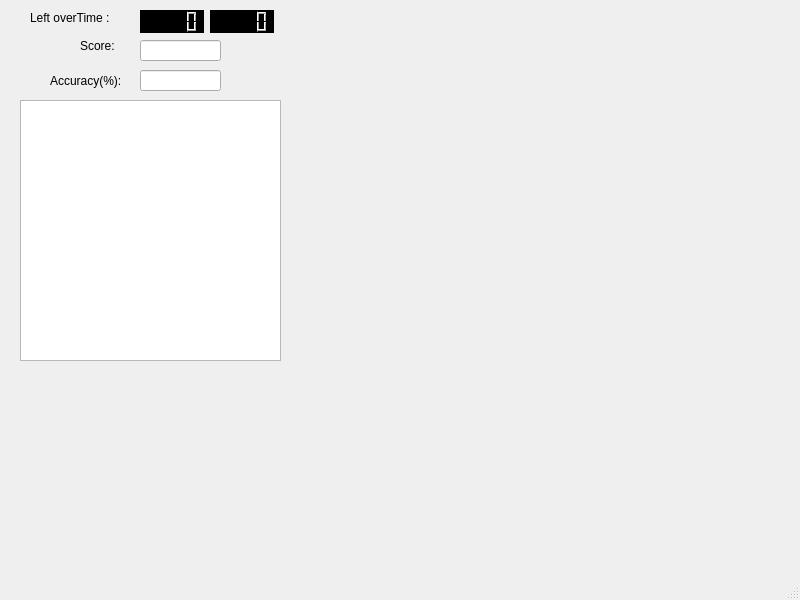
This is Game/gamewindow.ui in Jori-Rintakangas/city-war-game as Qt 5 draws it before an edit. The edited form follows.
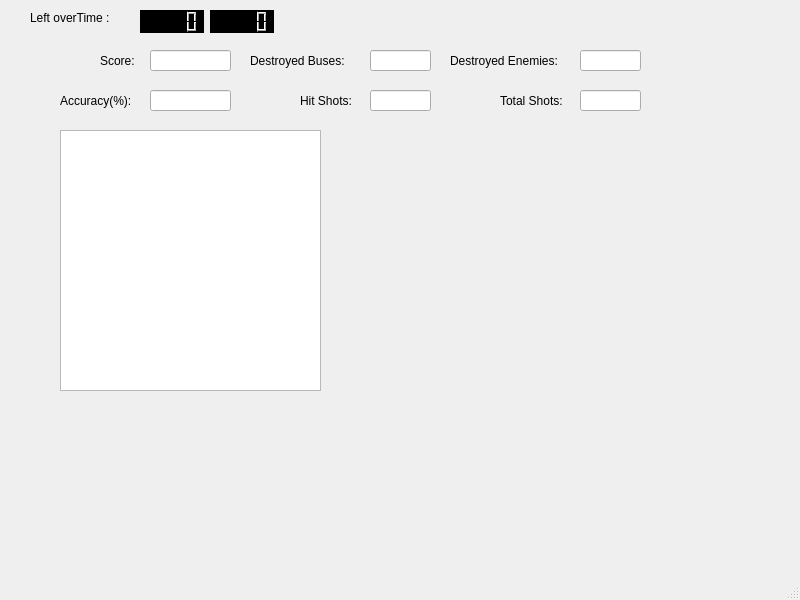
This is the edited form.

Commit message: GameWindow modified for showing specific game status

```diff
--- a/Game/gamewindow.ui
+++ b/Game/gamewindow.ui
@@ -20,8 +20,8 @@
    <widget class="QGraphicsView" name="gameView">
     <property name="geometry">
      <rect>
-      <x>20</x>
-      <y>100</y>
+      <x>60</x>
+      <y>130</y>
       <width>261</width>
       <height>261</height>
      </rect>
@@ -76,10 +76,10 @@
    <widget class="QLabel" name="label">
     <property name="geometry">
      <rect>
-      <x>80</x>
-      <y>30</y>
-      <width>101</width>
-      <height>31</height>
+      <x>100</x>
+      <y>50</y>
+      <width>51</width>
+      <height>21</height>
      </rect>
     </property>
     <property name="text">
@@ -89,8 +89,8 @@
    <widget class="QLineEdit" name="score">
     <property name="geometry">
      <rect>
-      <x>140</x>
-      <y>40</y>
+      <x>150</x>
+      <y>50</y>
       <width>81</width>
       <height>21</height>
      </rect>
@@ -99,8 +99,8 @@
    <widget class="QLineEdit" name="accuracy">
     <property name="geometry">
      <rect>
-      <x>140</x>
-      <y>70</y>
+      <x>150</x>
+      <y>90</y>
       <width>81</width>
       <height>21</height>
      </rect>
@@ -109,8 +109,8 @@
    <widget class="QLabel" name="label_2">
     <property name="geometry">
      <rect>
-      <x>50</x>
-      <y>70</y>
+      <x>60</x>
+      <y>90</y>
       <width>91</width>
       <height>21</height>
      </rect>
@@ -119,6 +119,98 @@
      <string>Accuracy(%):</string>
     </property>
    </widget>
+   <widget class="QLabel" name="label_3">
+    <property name="geometry">
+     <rect>
+      <x>450</x>
+      <y>50</y>
+      <width>131</width>
+      <height>21</height>
+     </rect>
+    </property>
+    <property name="text">
+     <string>Destroyed Enemies: </string>
+    </property>
+   </widget>
+   <widget class="QLabel" name="label_4">
+    <property name="geometry">
+     <rect>
+      <x>250</x>
+      <y>50</y>
+      <width>121</width>
+      <height>21</height>
+     </rect>
+    </property>
+    <property name="text">
+     <string>Destroyed Buses: </string>
+    </property>
+   </widget>
+   <widget class="QLabel" name="label_5">
+    <property name="geometry">
+     <rect>
+      <x>300</x>
+      <y>90</y>
+      <width>81</width>
+      <height>21</height>
+     </rect>
+    </property>
+    <property name="text">
+     <string>Hit Shots: </string>
+    </property>
+   </widget>
+   <widget class="QLabel" name="label_6">
+    <property name="geometry">
+     <rect>
+      <x>500</x>
+      <y>90</y>
+      <width>101</width>
+      <height>21</height>
+     </rect>
+    </property>
+    <property name="text">
+     <string>Total Shots: </string>
+    </property>
+   </widget>
+   <widget class="QLineEdit" name="buses">
+    <property name="geometry">
+     <rect>
+      <x>370</x>
+      <y>50</y>
+      <width>61</width>
+      <height>21</height>
+     </rect>
+    </property>
+   </widget>
+   <widget class="QLineEdit" name="enemies">
+    <property name="geometry">
+     <rect>
+      <x>580</x>
+      <y>50</y>
+      <width>61</width>
+      <height>21</height>
+     </rect>
+    </property>
+   </widget>
+   <widget class="QLineEdit" name="tot_shots">
+    <property name="geometry">
+     <rect>
+      <x>580</x>
+      <y>90</y>
+      <width>61</width>
+      <height>21</height>
+     </rect>
+    </property>
+   </widget>
+   <widget class="QLineEdit" name="hit_shots">
+    <property name="geometry">
+     <rect>
+      <x>370</x>
+      <y>90</y>
+      <width>61</width>
+      <height>21</height>
+     </rect>
+    </property>
+   </widget>
   </widget>
   <widget class="QMenuBar" name="menubar">
    <property name="geometry">
```
The commit also changes 2 other files.
